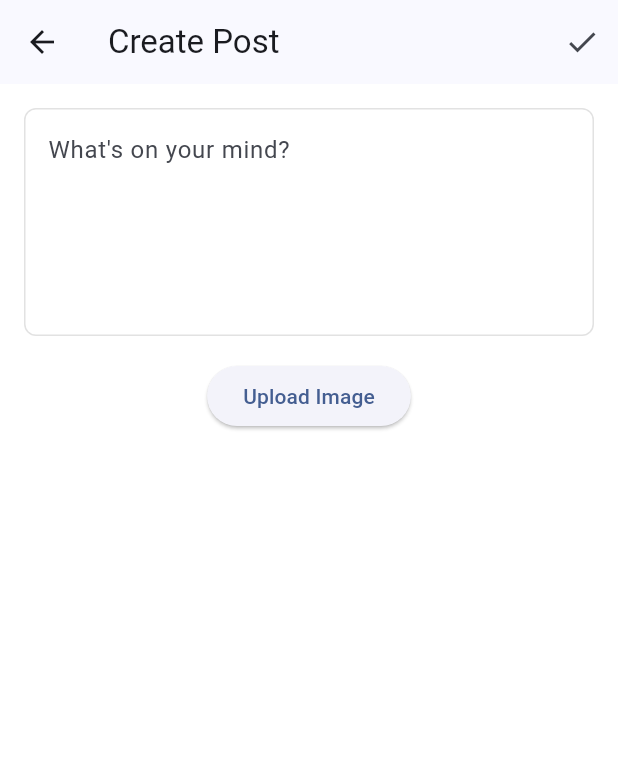
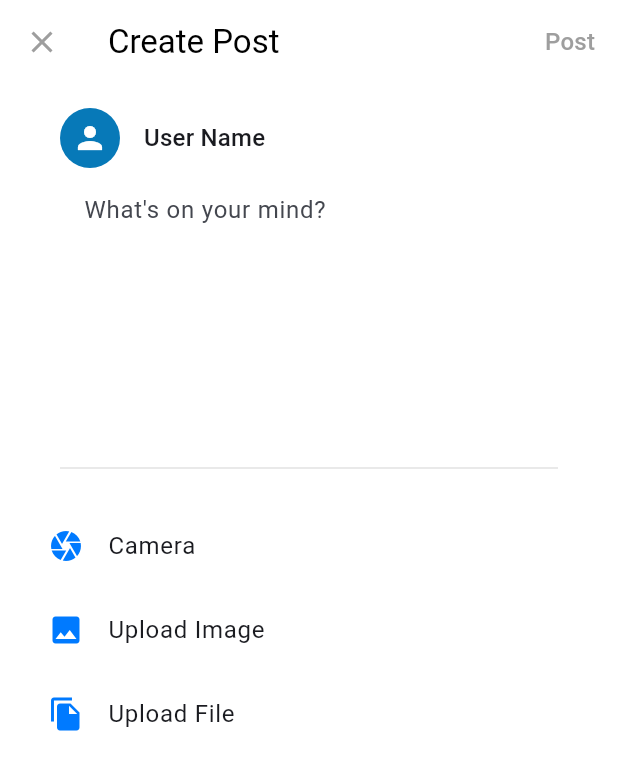
Before and after one commit to TarekAlabd/Social-Media-App-Flutter-Course, a Flutter app: the CreatePostPage screen opened directly, on a phone screen of 412 x 824 dp. Shown: the top 770 px of the screen. Run offline on Flutter 3.47's test engine with Material 3 defaults, Android fonts, the phone set to English and light mode, and no system bars; our stand-ins replace cached_network_image, flutter_bloc, persistent_bottom_nav_bar_v2, supabase_flutter; accounts and stored records are empty.

Commit message:
feat: create posts page ui

```diff
--- a/lib/core/utils/theme/app_theme.dart
+++ b/lib/core/utils/theme/app_theme.dart
@@ -5,6 +5,12 @@ class AppTheme {
   static ThemeData lightTheme = ThemeData(
     colorScheme: ColorScheme.fromSeed(seedColor: AppColors.primary),
     scaffoldBackgroundColor: AppColors.background,
+    appBarTheme: AppBarTheme(
+      backgroundColor: AppColors.white,
+      foregroundColor: AppColors.black,
+      elevation: 0,
+      iconTheme: IconThemeData(color: AppColors.black),
+    ),
     inputDecorationTheme: InputDecorationTheme(
       border: OutlineInputBorder(
         borderRadius: BorderRadius.all(Radius.circular(8)),
--- a/lib/features/home/cubit/home_cubit.dart
+++ b/lib/features/home/cubit/home_cubit.dart
@@ -47,4 +47,19 @@ class HomeCubit extends Cubit<HomeState> {
       emit(PostsError(e.toString()));
     }
   }
+
+  Future<void> createPost(PostModel post) async {
+    emit(PostCreating());
+    try {
+      await homeServices.addPost(post);
+      emit(PostCreated(post));
+    } catch (e) {
+      emit(PostCreateError(e.toString()));
+    }
+  }
+
+  Future<void> refresh() async {
+    await fetchStories();
+    await fetchPosts();
+  }
 }
--- a/lib/features/home/cubit/home_state.dart
+++ b/lib/features/home/cubit/home_state.dart
@@ -8,6 +8,7 @@ final class HomeInitial extends HomeState {}
 
 final class StoriesLoading extends HomeState {}
 
+/// Stories States
 final class StoriesLoaded extends HomeState {
   final List<StoryModel> stories;
 
@@ -19,6 +20,8 @@ final class StoriesError extends HomeState {
 
   const StoriesError(this.message);
 }
+
+/// Fetching Posts States
 
 final class PostsLoading extends HomeState {}
 
@@ -33,3 +36,19 @@ final class PostsError extends HomeState {
 
   const PostsError(this.message);
 }
+
+/// Creating Posts States
+
+final class PostCreating extends HomeState {}
+
+final class PostCreated extends HomeState {
+  final PostModel post;
+
+  const PostCreated(this.post);
+}
+
+final class PostCreateError extends HomeState {
+  final String message;
+
+  const PostCreateError(this.message);
+}
--- a/lib/features/home/services/home_services.dart
+++ b/lib/features/home/services/home_services.dart
@@ -40,4 +40,15 @@ class HomeServices {
       rethrow;
     }
   }
+
+  Future<void> addPost(PostModel post) async {
+    try {
+      await supabaseServices.insertRow(
+        table: AppTablesNames.posts,
+        values: post.toMap(),
+      );
+    } catch (e) {
+      rethrow;
+    }
+  }
 }
--- a/lib/features/home/views/pages/create_post_page.dart
+++ b/lib/features/home/views/pages/create_post_page.dart
@@ -1,4 +1,8 @@
 import 'package:flutter/material.dart';
+import 'package:flutter_bloc/flutter_bloc.dart';
+import 'package:social_media_app/core/utils/theme/app_colors.dart';
+import 'package:social_media_app/features/home/cubit/home_cubit.dart';
+import 'package:social_media_app/features/home/models/post_model.dart';
 
 class CreatePostPage extends StatefulWidget {
   const CreatePostPage({super.key});
@@ -8,16 +12,54 @@ class CreatePostPage extends StatefulWidget {
 }
 
 class _CreatePostPageState extends State<CreatePostPage> {
+  final _textController = TextEditingController();
+
+  @override
+  void initState() {
+    super.initState();
+    _textController.addListener(() {
+      setState(() {}); // Update the UI when text changes
+    });
+  }
+
+  @override
+  void dispose() {
+    _textController.removeListener(() {});
+    _textController.dispose();
+    super.dispose();
+  }
+
   @override
   Widget build(BuildContext context) {
+    final homeCubit = context.read<HomeCubit>();
+
     return Scaffold(
       appBar: AppBar(
         title: const Text('Create Post'),
+        leading: IconButton(
+          icon: const Icon(Icons.close, color: AppColors.grey),
+          onPressed: () {
+            Navigator.of(context).pop();
+          },
+        ),
         actions: [
-          IconButton(
-            icon: const Icon(Icons.check),
-            onPressed: () {
-              // Handle post creation logic here
+          TextButton(
+            child: Text(
+              'Post',
+              style: Theme.of(context).textTheme.titleMedium!.copyWith(
+                color:
+                    _textController.text.isNotEmpty
+                        ? AppColors.primary
+                        : AppColors.grey,
+              ),
+            ),
+            onPressed: () async {
+              // await homeCubit.createPost(
+              //   PostModel(
+              //     text: _textController.text,
+              //     authorId: 'currentUserId', // Replace with actual user ID
+              //   ),
+              // );
             },
           ),
         ],
@@ -26,19 +68,73 @@ class _CreatePostPageState extends State<CreatePostPage> {
         padding: const EdgeInsets.all(16.0),
         child: Column(
           children: [
-            TextField(
-              maxLines: 5,
-              decoration: const InputDecoration(
-                hintText: 'What\'s on your mind?',
-                border: OutlineInputBorder(),
+            Padding(
+              padding: const EdgeInsets.symmetric(horizontal: 24.0),
+              child: Column(
+                children: [
+                  Row(
+                    children: [
+                      CircleAvatar(
+                        radius: 20,
+                        backgroundColor: AppColors.babyBlue,
+                        child: const Icon(Icons.person, color: AppColors.white),
+                      ),
+                      const SizedBox(width: 16),
+                      Expanded(
+                        child: Text(
+                          'User Name', // Replace with actual user name
+                          style: Theme.of(context).textTheme.titleMedium,
+                        ),
+                      ),
+                    ],
+                  ),
+                  TextField(
+                    controller: _textController,
+                    maxLines: 6,
+                    decoration: const InputDecoration(
+                      hintText: 'What\'s on your mind?',
+                      border: OutlineInputBorder(borderSide: BorderSide.none),
+                      enabledBorder: OutlineInputBorder(
+                        borderSide: BorderSide.none,
+                      ),
+                      focusedBorder: OutlineInputBorder(
+                        borderSide: BorderSide.none,
+                      ),
+                    ),
+                  ),
+                ],
               ),
             ),
             const SizedBox(height: 16),
-            ElevatedButton(
-              onPressed: () {
-                // Handle image upload logic here
-              },
-              child: const Text('Upload Image'),
+            Divider(color: AppColors.greyBorder, indent: 24, endIndent: 24),
+            const SizedBox(height: 16),
+            Column(
+              children: [
+                ListTile(
+                  leading: const Icon(Icons.camera, color: AppColors.primary),
+                  title: const Text('Camera'),
+                  onTap: () {
+                    // Handle add photos logic here
+                  },
+                ),
+                ListTile(
+                  leading: const Icon(Icons.image, color: AppColors.primary),
+                  title: const Text('Upload Image'),
+                  onTap: () {
+                    // Handle add video logic here
+                  },
+                ),
+                ListTile(
+                  leading: const Icon(
+                    Icons.file_copy,
+                    color: AppColors.primary,
+                  ),
+                  title: const Text('Upload File'),
+                  onTap: () {
+                    // Handle add location logic here
+                  },
+                ),
+              ],
             ),
           ],
         ),
```
